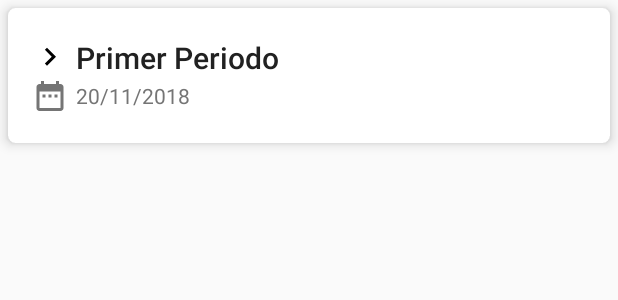
After one commit to NIMP3/AppNotas, an Android app: the layout cardview_period.xml on its own in the app's theme, with its tools: preview values and no code run, on a phone screen of 412 x 824 dp. The commit adds this screen. Shown: the top 300 px of the screen. Run offline under Robolectric (Android 15) with nearby library versions, the phone set to English and light mode, and no system bars.

Commit message:
UI Cardview period terminada

```diff
--- /dev/null
+++ b/app/src/main/res/drawable-anydpi/ic_arrow_right.xml
@@ -0,0 +1,9 @@
+<vector xmlns:android="http://schemas.android.com/apk/res/android"
+        android:width="24dp"
+        android:height="24dp"
+        android:viewportWidth="24.0"
+        android:viewportHeight="24.0">
+    <path
+        android:fillColor="#FF000000"
+        android:pathData="M8.59,16.34l4.58,-4.59 -4.58,-4.59L10,5.75l6,6 -6,6z"/>
+</vector>
--- /dev/null
+++ b/app/src/main/res/drawable-anydpi/ic_date.xml
@@ -0,0 +1,9 @@
+<vector xmlns:android="http://schemas.android.com/apk/res/android"
+        android:width="24dp"
+        android:height="24dp"
+        android:viewportWidth="24.0"
+        android:viewportHeight="24.0">
+    <path
+        android:fillColor="#757575"
+        android:pathData="M9,11L7,11v2h2v-2zM13,11h-2v2h2v-2zM17,11h-2v2h2v-2zM19,4h-1L18,2h-2v2L8,4L8,2L6,2v2L5,4c-1.11,0 -1.99,0.9 -1.99,2L3,20c0,1.1 0.89,2 2,2h14c1.1,0 2,-0.9 2,-2L21,6c0,-1.1 -0.9,-2 -2,-2zM19,20L5,20L5,9h14v11z"/>
+</vector>
--- /dev/null
+++ b/app/src/main/res/layout/cardview_period.xml
@@ -0,0 +1,40 @@
+<?xml version="1.0" encoding="utf-8"?>
+<android.support.v7.widget.CardView xmlns:android="http://schemas.android.com/apk/res/android"
+    xmlns:app="http://schemas.android.com/apk/res-auto"
+    xmlns:tools="http://schemas.android.com/tools"
+    android:id="@+id/cardviewPeriod"
+    android:layout_width="match_parent"
+    android:layout_height="@dimen/cardview_period_height"
+    android:layout_margin="5dp"
+    app:cardCornerRadius="5dp"
+    app:cardElevation="5dp">
+
+
+    <LinearLayout
+        android:layout_width="match_parent"
+        android:layout_height="match_parent"
+        android:gravity="center_vertical"
+        android:orientation="vertical"
+        android:padding="16dp">
+
+        <TextView
+            android:id="@+id/tvPeriodCard"
+            android:layout_width="match_parent"
+            android:layout_height="wrap_content"
+            android:drawablePadding="5dp"
+            android:drawableStart="@drawable/ic_arrow_right"
+            android:text="@string/textperiod_card"
+            android:textAppearance="@android:style/TextAppearance.Material.Title"
+            android:textColor="@color/colorPrimaryText" />
+
+        <TextView
+            android:id="@+id/tvDateCard"
+            android:layout_width="match_parent"
+            android:layout_height="wrap_content"
+            android:drawablePadding="5dp"
+            android:drawableStart="@drawable/ic_date"
+            android:gravity="center_vertical"
+            android:text="@string/textdate_card"
+            android:textColor="@color/colorSecondaryText" />
+    </LinearLayout>
+</android.support.v7.widget.CardView>
--- a/app/src/main/res/values/dimens.xml
+++ b/app/src/main/res/values/dimens.xml
@@ -5,4 +5,5 @@
     <dimen name="nav_header_vertical_spacing">8dp</dimen>
     <dimen name="nav_header_height">176dp</dimen>
     <dimen name="fab_margin">16dp</dimen>
+    <dimen name="cardview_period_height">90dp</dimen>
 </resources>
--- a/app/src/main/res/values/strings.xml
+++ b/app/src/main/res/values/strings.xml
@@ -19,4 +19,6 @@
     <string name="menuitem_about">Acerca de</string>
     <string name="menuitem_logout">Cerrar Sesión</string>
     <string name="title_periods_list">Periodos</string>
+    <string name="textperiod_card">Primer Periodo</string>
+    <string name="textdate_card">20/11/2018</string>
 </resources>
```
